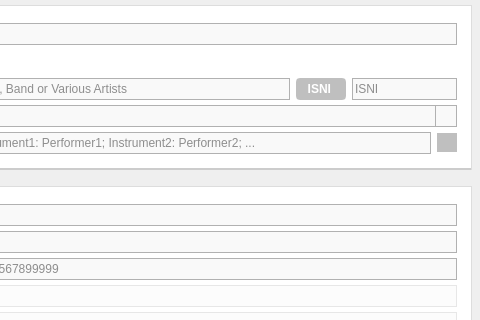
Before: the Qt Designer form resources/ui/album_page.ui in Iconoclasteinc/tgit, drawn with Qt 5; both pictures show x 638 to 1118 and y 0 to 320 of the 1118 by 690 pixel window.
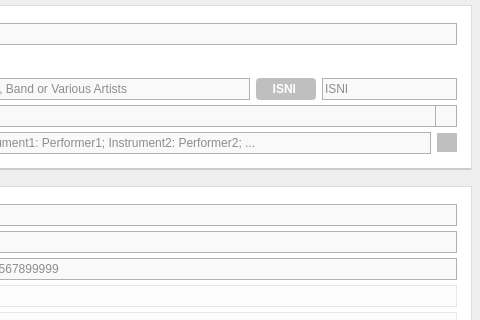
After: the same form once the commit is applied. Icons and pictures are not drawn. Custom widgets are drawn as their Qt base class.

Commit message: Fix some minor UI issues on MAC.

What changed in the file:
```diff
--- a/resources/ui/album_page.ui
+++ b/resources/ui/album_page.ui
@@ -763,7 +763,7 @@
              <widget class="QToolButton" name="_isni_actions_button">
               <property name="minimumSize">
                <size>
-                <width>50</width>
+                <width>60</width>
                 <height>22</height>
                </size>
               </property>
@@ -823,7 +823,7 @@
              <widget class="QLineEdit" name="_isni">
               <property name="maximumSize">
                <size>
-                <width>105</width>
+                <width>135</width>
                 <height>16777215</height>
                </size>
               </property>
```
Left out of the diff: 3 changed lines with no effect on the pictures. The commit also changes 1 other file.
